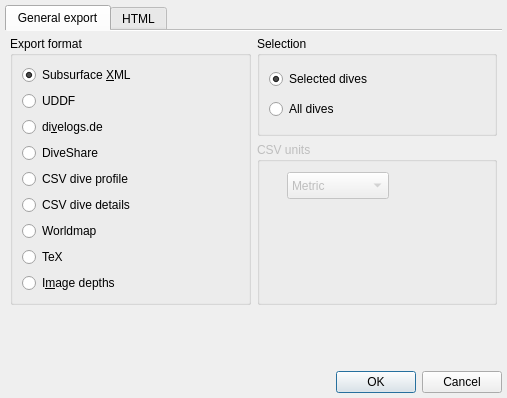
subsurface/subsurface, file desktop-widgets/divelogexportdialog.ui: the form before one commit.
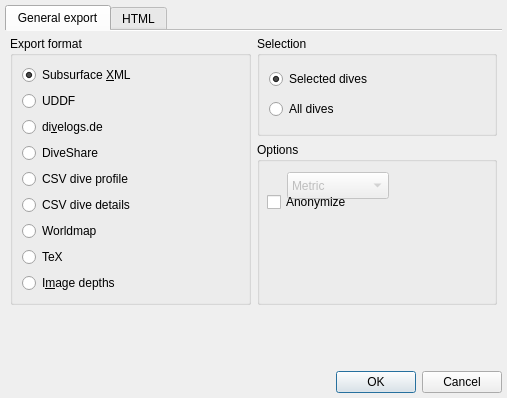
The form after the commit. Icons and pictures are not drawn.

```diff
--- a/desktop-widgets/divelogexportdialog.ui
+++ b/desktop-widgets/divelogexportdialog.ui
@@ -279,12 +279,15 @@
           <item>
            <widget class="QGroupBox" name="groupBox">
             <property name="enabled">
-             <bool>false</bool>
+             <bool>true</bool>
             </property>
             <property name="title">
-             <string>CSV units</string>
+             <string>Options</string>
             </property>
             <widget class="QComboBox" name="CSVUnits_2">
+             <property name="enabled">
+              <bool>false</bool>
+             </property>
              <property name="geometry">
               <rect>
                <x>30</x>
@@ -304,6 +307,19 @@
               </property>
              </item>
             </widget>
+            <widget class="QCheckBox" name="anonymize">
+             <property name="geometry">
+              <rect>
+               <x>10</x>
+               <y>50</y>
+               <width>111</width>
+               <height>20</height>
+              </rect>
+             </property>
+             <property name="text">
+              <string>Anonymize</string>
+             </property>
+            </widget>
            </widget>
           </item>
          </layout>
```
Left out of the diff: 24 changed lines with no effect on the pictures.
